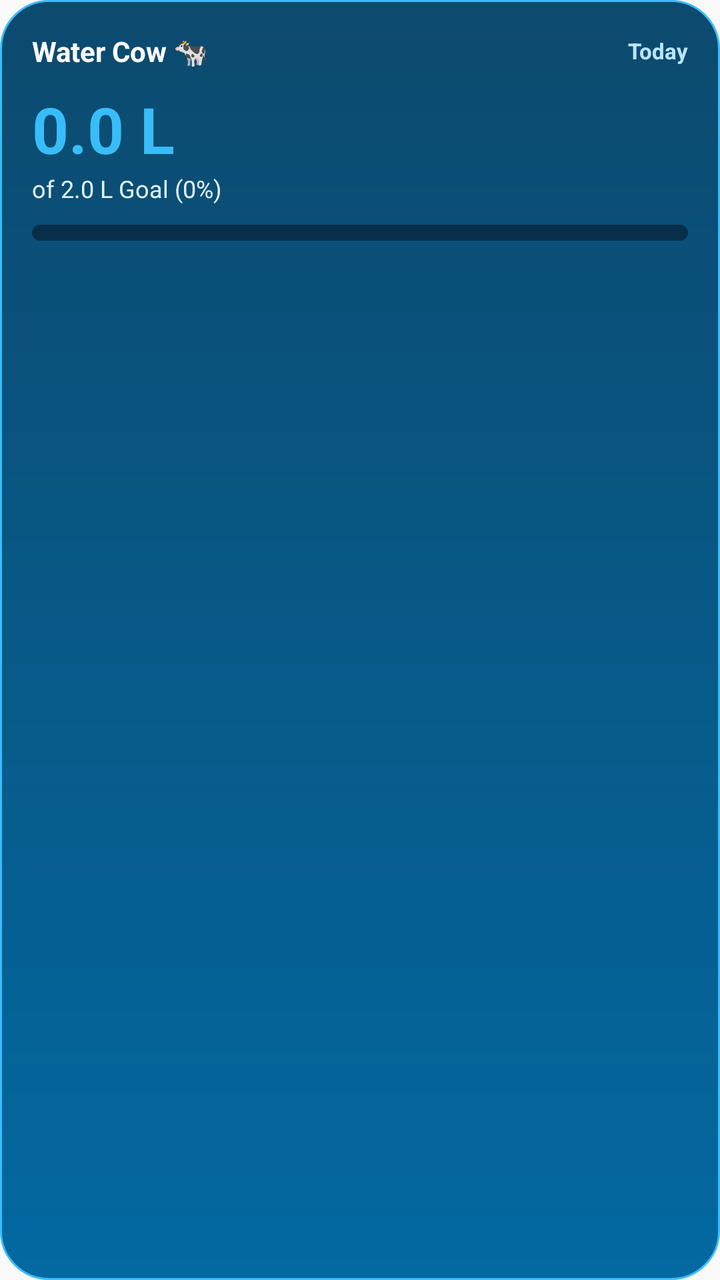
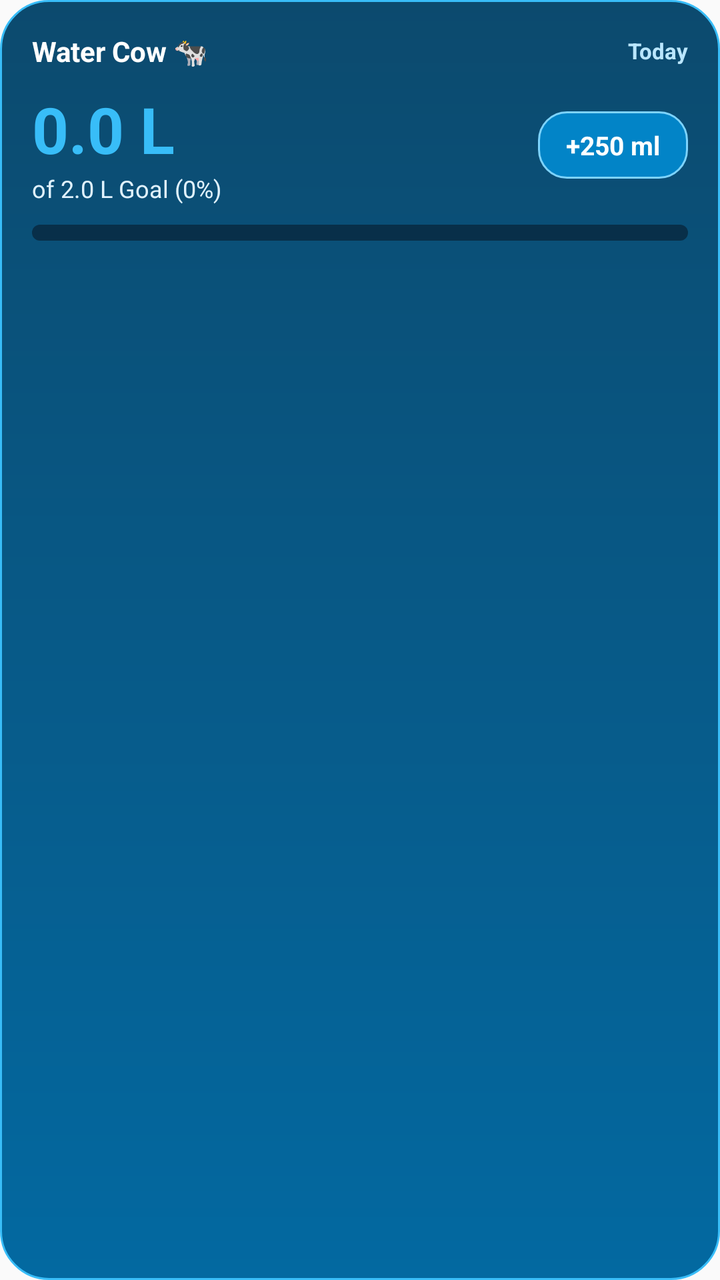

Screens rendered from an Android XML layout before and after an edit, with the pre-edit source and the edit as a unified diff.
<!-- AndroidManifest.xml: application theme AppTheme -->
<!-- res/layout/watercow_widget.xml -->
<?xml version="1.0" encoding="utf-8"?>
<RelativeLayout xmlns:android="http://schemas.android.com/apk/res/android"
    android:id="@+id/widget_root"
    android:layout_width="match_parent"
    android:layout_height="match_parent"
    android:background="@drawable/widget_bg"
    android:padding="16dp">

    
    <LinearLayout
        android:id="@+id/widget_header"
        android:layout_width="match_parent"
        android:layout_height="wrap_content"
        android:orientation="horizontal"
        android:gravity="center_vertical">

        <TextView
            android:id="@+id/widget_title"
            android:layout_width="0dp"
            android:layout_height="wrap_content"
            android:layout_weight="1"
            android:text="Water Cow 🐄"
            android:textColor="#FFFFFF"
            android:textSize="14sp"
            android:textStyle="bold" />

        <TextView
            android:id="@+id/widget_date"
            android:layout_width="wrap_content"
            android:layout_height="wrap_content"
            android:text="Today"
            android:textColor="#BAE6FD"
            android:textSize="11sp"
            android:textStyle="bold" />
    </LinearLayout>

    
    <LinearLayout
        android:id="@+id/widget_center_content"
        android:layout_width="match_parent"
        android:layout_height="wrap_content"
        android:layout_below="@id/widget_header"
        android:layout_marginTop="8dp"
        android:orientation="horizontal"
        android:gravity="center_vertical">

        <LinearLayout
            android:layout_width="0dp"
            android:layout_height="wrap_content"
            android:layout_weight="1"
            android:orientation="vertical">

            <TextView
                android:id="@+id/widget_liters_text"
                android:layout_width="wrap_content"
                android:layout_height="wrap_content"
                android:text="0.0 L"
                android:textColor="#38BDF8"
                android:textSize="32sp"
                android:textStyle="bold" />

            <TextView
                android:id="@+id/widget_goal_subtext"
                android:layout_width="wrap_content"
                android:layout_height="wrap_content"
                android:text="of 2.0 L Goal (0%)"
                android:textColor="#E0F2FE"
                android:textSize="12sp" />
        </LinearLayout>

    </LinearLayout>

    
    <ProgressBar
        android:id="@+id/widget_progress_bar"
        style="?android:attr/progressBarStyleHorizontal"
        android:layout_width="match_parent"
        android:layout_height="8dp"
        android:layout_below="@id/widget_center_content"
        android:layout_marginTop="10dp"
        android:max="100"
        android:progress="0"
        android:progressDrawable="@drawable/widget_progress_bar" />

</RelativeLayout>
<!-- resources referenced by this layout -->
<resources>
  <!-- drawable widget_bg (drawable) -->
  <?xml version="1.0" encoding="utf-8"?>
  <shape xmlns:android="http://schemas.android.com/apk/res/android"
      android:shape="rectangle">
      <corners android:radius="24dp" />
      <gradient
          android:angle="270"
          android:startColor="#0C4A6E"
          android:endColor="#0369A1"
          android:type="linear" />
      <stroke
          android:width="1dp"
          android:color="#38BDF8" />
  </shape>
  <!-- drawable widget_progress_bar (drawable) -->
  <?xml version="1.0" encoding="utf-8"?>
  <layer-list xmlns:android="http://schemas.android.com/apk/res/android">
      <item android:id="@android:id/background">
          <shape>
              <corners android:radius="6dp" />
              <solid android:color="#082F49" />
          </shape>
      </item>
      <item android:id="@android:id/progress">
          <clip>
              <shape>
                  <corners android:radius="6dp" />
                  <gradient
                      android:startColor="#38BDF8"
                      android:endColor="#7DD3FC"
                      android:angle="0" />
              </shape>
          </clip>
      </item>
  </layer-list>
  <style name="AppTheme" parent="Theme.AppCompat.DayNight.NoActionBar">
      <item name="android:editTextBackground">@drawable/rn_edit_text_material</item>
      <item name="colorPrimary">@color/colorPrimary</item>
      <item name="android:statusBarColor">@android:color/transparent</item>
      <item name="android:navigationBarColor">@android:color/transparent</item>
    </style>
  <!-- drawable rn_edit_text_material (drawable) -->
  <?xml version="1.0" encoding="utf-8"?>
  <inset xmlns:android="http://schemas.android.com/apk/res/android"
         android:insetLeft="@dimen/abc_edit_text_inset_horizontal_material"
         android:insetRight="@dimen/abc_edit_text_inset_horizontal_material"
         android:insetTop="@dimen/abc_edit_text_inset_top_material"
         android:insetBottom="@dimen/abc_edit_text_inset_bottom_material"
         >
  
      <selector>
          
          <item android:state_enabled="false" android:drawable="@drawable/abc_textfield_default_mtrl_alpha"/>
          <item android:drawable="@drawable/abc_textfield_activated_mtrl_alpha"/>
      </selector>
  
  </inset>
  <color name="colorPrimary">#023c69</color>
</resources>

<!-- the commit's change to res/layout/watercow_widget.xml (unified diff, before → after) -->
@@ -68,6 +68,32 @@
                 android:textSize="12sp" />
         </LinearLayout>
 
+        
+        <LinearLayout
+            android:id="@+id/widget_quick_add_btn"
+            android:layout_width="wrap_content"
+            android:layout_height="wrap_content"
+            android:background="@drawable/widget_button_bg"
+            android:paddingStart="14dp"
+            android:paddingEnd="14dp"
+            android:paddingLeft="14dp"
+            android:paddingRight="14dp"
+            android:paddingTop="8dp"
+            android:paddingBottom="8dp"
+            android:gravity="center"
+            android:clickable="true"
+            android:focusable="true">
+
+            <TextView
+                android:id="@+id/widget_quick_add_text"
+                android:layout_width="wrap_content"
+                android:layout_height="wrap_content"
+                android:text="+250 ml"
+                android:textColor="#FFFFFF"
+                android:textSize="13sp"
+                android:textStyle="bold" />
+        </LinearLayout>
+
     </LinearLayout>
 
     
<!-- resource entries referenced after the edit -->
@@ -13,6 +13,16 @@
       <stroke
           android:width="1dp"
           android:color="#38BDF8" />
+  </shape>
+  <!-- drawable widget_button_bg (drawable) -->
+  <?xml version="1.0" encoding="utf-8"?>
+  <shape xmlns:android="http://schemas.android.com/apk/res/android"
+      android:shape="rectangle">
+      <corners android:radius="14dp" />
+      <solid android:color="#0284C7" />
+      <stroke
+          android:width="1dp"
+          android:color="#7DD3FC" />
   </shape>
   <!-- drawable widget_progress_bar (drawable) -->
   <?xml version="1.0" encoding="utf-8"?>
